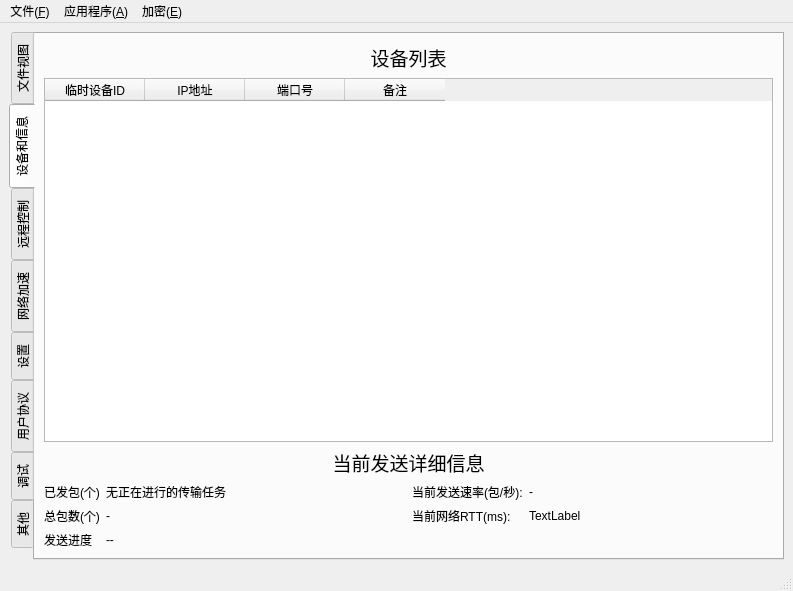
First picture: the form in mainwindow.ui, repository nnpyro1/SyncTunnel, before the edit.
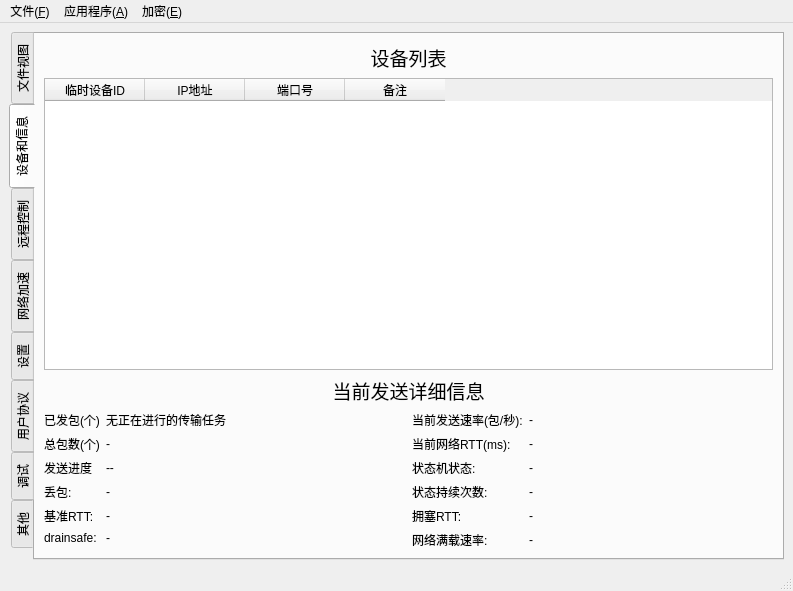
Second picture: the form after the edit. Custom widgets are drawn as their Qt base class.

Commit message: 基本完成并测试了拥塞控制

Diff of the .ui file:
```diff
--- a/mainwindow.ui
+++ b/mainwindow.ui
@@ -272,7 +272,63 @@
             <item row="1" column="1">
              <widget class="QLabel" name="label_sendInfo_rtt">
               <property name="text">
-               <string>TextLabel</string>
+               <string>-</string>
+              </property>
+             </widget>
+            </item>
+            <item row="2" column="0">
+             <widget class="QLabel" name="label_31">
+              <property name="text">
+               <string>状态机状态:</string>
+              </property>
+             </widget>
+            </item>
+            <item row="2" column="1">
+             <widget class="QLabel" name="label_sendInfo_state">
+              <property name="text">
+               <string>-</string>
+              </property>
+             </widget>
+            </item>
+            <item row="3" column="0">
+             <widget class="QLabel" name="label_33">
+              <property name="text">
+               <string>状态持续次数:</string>
+              </property>
+             </widget>
+            </item>
+            <item row="3" column="1">
+             <widget class="QLabel" name="label_sendInfo_stateKeep">
+              <property name="text">
+               <string>-</string>
+              </property>
+             </widget>
+            </item>
+            <item row="4" column="0">
+             <widget class="QLabel" name="label_36">
+              <property name="text">
+               <string>拥塞RTT:</string>
+              </property>
+             </widget>
+            </item>
+            <item row="4" column="1">
+             <widget class="QLabel" name="label_sendInfo_dcong">
+              <property name="text">
+               <string>-</string>
+              </property>
+             </widget>
+            </item>
+            <item row="5" column="0">
+             <widget class="QLabel" name="label_40">
+              <property name="text">
+               <string>网络满载速率:</string>
+              </property>
+             </widget>
+            </item>
+            <item row="5" column="1">
+             <widget class="QLabel" name="label_sendInfo_fullrate">
+              <property name="text">
+               <string>-</string>
               </property>
              </widget>
             </item>
@@ -322,6 +378,48 @@
               </property>
              </widget>
             </item>
+            <item row="3" column="0">
+             <widget class="QLabel" name="label_35">
+              <property name="text">
+               <string>丢包:</string>
+              </property>
+             </widget>
+            </item>
+            <item row="3" column="1">
+             <widget class="QLabel" name="label_sendInfo_loss">
+              <property name="text">
+               <string>-</string>
+              </property>
+             </widget>
+            </item>
+            <item row="4" column="0">
+             <widget class="QLabel" name="label_32">
+              <property name="text">
+               <string>基准RTT:</string>
+              </property>
+             </widget>
+            </item>
+            <item row="4" column="1">
+             <widget class="QLabel" name="label_sendInfo_dbase">
+              <property name="text">
+               <string>-</string>
+              </property>
+             </widget>
+            </item>
+            <item row="5" column="0">
+             <widget class="QLabel" name="label_38">
+              <property name="text">
+               <string>drainsafe:</string>
+              </property>
+             </widget>
+            </item>
+            <item row="5" column="1">
+             <widget class="QLabel" name="label_sendInfo_drainsafe">
+              <property name="text">
+               <string>-</string>
+              </property>
+             </widget>
+            </item>
            </layout>
           </item>
          </layout>
```
The commit also changes 8 other files.
